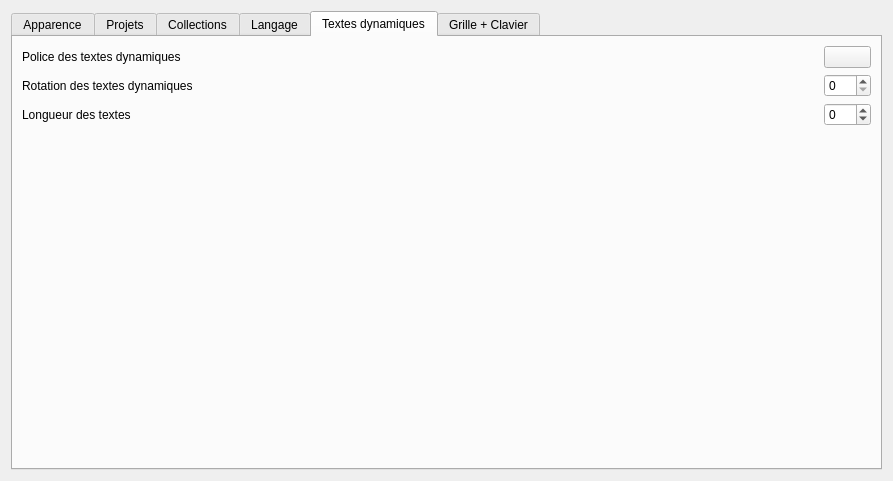
The window that sources/ui/configpage/generalconfigurationpage.ui (qelectrotech/qelectrotech-source-mirror) describes before a commit, drawn with Qt 5.
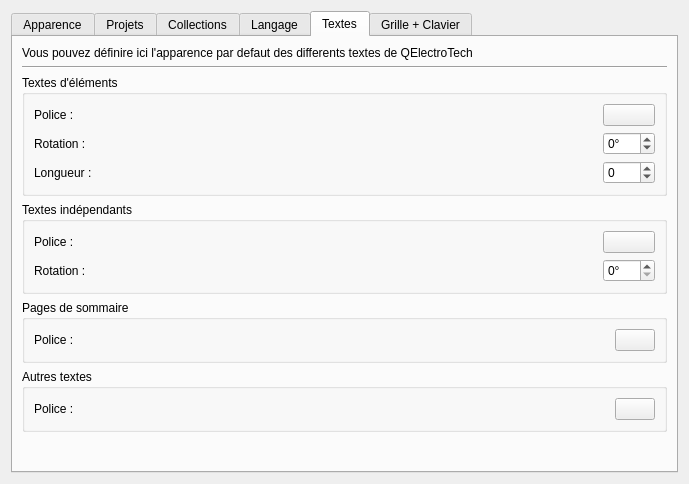
The same window after the commit. The open tabs and pages were chosen to show the change.

Commit message: Add new entry if the main QElectroTech dialog conf, to set a defaut font and rotation of independent text item. Revamp some GUI

```diff
--- a/sources/ui/configpage/generalconfigurationpage.ui
+++ b/sources/ui/configpage/generalconfigurationpage.ui
@@ -6,8 +6,8 @@
    <rect>
     <x>0</x>
     <y>0</y>
-    <width>893</width>
-    <height>481</height>
+    <width>689</width>
+    <height>484</height>
    </rect>
   </property>
   <property name="windowTitle">
@@ -62,14 +62,14 @@
        <item>
         <widget class="QRadioButton" name="m_use_windows_mode_rb">
          <property name="text">
-          <string>Utiliser des fenêtres (appliqué au prochain lancement de &amp;QElectroTech)</string>
+          <string>Utiliser des fen&amp;êtres (appliqué au prochain lancement de QElectroTech)</string>
          </property>
         </widget>
        </item>
        <item>
         <widget class="QRadioButton" name="m_use_tab_mode_rb">
          <property name="text">
-          <string>Utiliser des onglets (appliqué au proc&amp;hain lancement de QElectroTech)</string>
+          <string>Utiliser des onglets (appliqué au prochain lance&amp;ment de QElectroTech)</string>
          </property>
         </widget>
        </item>
@@ -93,6 +93,13 @@
        <string>Projets</string>
       </attribute>
       <layout class="QGridLayout" name="gridLayout_2">
+       <item row="2" column="0">
+        <widget class="QCheckBox" name="m_export_terminal">
+         <property name="text">
+          <string>Exporter les bornes dans la nomenclature</string>
+         </property>
+        </widget>
+       </item>
        <item row="4" column="1">
         <spacer name="horizontalSpacer">
          <property name="orientation">
@@ -106,48 +113,6 @@
          </property>
         </spacer>
        </item>
-       <item row="1" column="0">
-        <widget class="QCheckBox" name="m_use_folio_label">
-         <property name="text">
-          <string>Utiliser les numéros de folio à la place de leur position dans le projet</string>
-         </property>
-        </widget>
-       </item>
-       <item row="3" column="0">
-        <widget class="QCheckBox" name="m_border_0">
-         <property name="text">
-          <string extracomment="Choix de l'increment de depart 1 ou 0">Numéroter les colonnes de cartouche à partir de 0 (1 sinon)</string>
-         </property>
-        </widget>
-       </item>
-       <item row="0" column="0">
-        <widget class="QCheckBox" name="m_save_label_paste">
-         <property name="text">
-          <string>Ne pas conserver les labels des éléments lors des copier coller</string>
-         </property>
-        </widget>
-       </item>
-       <item row="6" column="0">
-        <widget class="QLabel" name="label_3">
-         <property name="text">
-          <string>Police des champs textes des pages sommaires</string>
-         </property>
-        </widget>
-       </item>
-       <item row="6" column="2">
-        <widget class="QPushButton" name="m_folio_list_pb">
-         <property name="text">
-          <string/>
-         </property>
-        </widget>
-       </item>
-       <item row="5" column="2">
-        <widget class="QPushButton" name="m_font_pb">
-         <property name="text">
-          <string/>
-         </property>
-        </widget>
-       </item>
        <item row="4" column="0">
         <widget class="QLabel" name="label">
          <property name="text">
@@ -155,17 +120,10 @@
          </property>
         </widget>
        </item>
-       <item row="2" column="0">
-        <widget class="QCheckBox" name="m_export_terminal">
+       <item row="3" column="0">
+        <widget class="QCheckBox" name="m_border_0">
          <property name="text">
-          <string>Exporter les bornes dans la nomenclature</string>
-         </property>
-        </widget>
-       </item>
-       <item row="5" column="0">
-        <widget class="QLabel" name="label_2">
-         <property name="text">
-          <string>Police des champs de texte</string>
+          <string extracomment="Choix de l'increment de depart 1 ou 0">Numéroter les colonnes de cartouche à partir de 0 (1 sinon)</string>
          </property>
         </widget>
        </item>
@@ -182,7 +140,21 @@
          </property>
         </widget>
        </item>
-       <item row="7" column="0">
+       <item row="0" column="0">
+        <widget class="QCheckBox" name="m_save_label_paste">
+         <property name="text">
+          <string>Ne pas conserver les labels des éléments lors des copier coller</string>
+         </property>
+        </widget>
+       </item>
+       <item row="1" column="0">
+        <widget class="QCheckBox" name="m_use_folio_label">
+         <property name="text">
+          <string>Utiliser les numéros de folio à la place de leur position dans le projet</string>
+         </property>
+        </widget>
+       </item>
+       <item row="5" column="0">
         <spacer name="verticalSpacer_2">
          <property name="orientation">
           <enum>Qt::Vertical</enum>
@@ -309,6 +281,12 @@
              <string>Chaque élément embarque des informations sur ses auteurs, sa licence, ou tout autre renseignement que vous jugerez utile dans un champ libre.
 Vous pouvez spécifier ici la valeur par défaut de ce champ pour les éléments que vous créerez :</string>
             </property>
+            <property name="scaledContents">
+             <bool>false</bool>
+            </property>
+            <property name="wordWrap">
+             <bool>true</bool>
+            </property>
            </widget>
           </item>
           <item>
@@ -371,48 +349,215 @@
      </widget>
      <widget class="QWidget" name="tab">
       <attribute name="title">
-       <string>Textes dynamiques</string>
+       <string>Textes</string>
       </attribute>
-      <layout class="QGridLayout" name="gridLayout_4">
-       <item row="1" column="0">
-        <widget class="QLabel" name="label_11">
+      <layout class="QVBoxLayout" name="verticalLayout_3">
+       <item>
+        <widget class="QLabel" name="label_15">
          <property name="text">
-          <string>Rotation des textes dynamiques</string>
+          <string>Vous pouvez définire ici l'apparence par defaut des differents textes de QElectroTech</string>
          </property>
         </widget>
        </item>
-       <item row="2" column="0">
-        <widget class="QLabel" name="label_5">
-         <property name="text">
-          <string>Longueur des textes</string>
+       <item>
+        <widget class="Line" name="line_3">
+         <property name="orientation">
+          <enum>Qt::Horizontal</enum>
          </property>
         </widget>
        </item>
-       <item row="2" column="2">
-        <widget class="QSpinBox" name="m_text_width_sb">
-         <property name="minimum">
-          <number>-1</number>
+       <item>
+        <widget class="QGroupBox" name="groupBox_6">
+         <property name="title">
+          <string>Textes d'éléments</string>
          </property>
+         <layout class="QGridLayout" name="gridLayout_4">
+          <item row="2" column="2">
+           <widget class="QSpinBox" name="m_dyn_text_width_sb">
+            <property name="minimum">
+             <number>-1</number>
+            </property>
+           </widget>
+          </item>
+          <item row="0" column="0">
+           <widget class="QLabel" name="label_12">
+            <property name="text">
+             <string>Police :</string>
+            </property>
+           </widget>
+          </item>
+          <item row="1" column="2">
+           <widget class="QSpinBox" name="m_dyn_text_rotation_sb">
+            <property name="wrapping">
+             <bool>true</bool>
+            </property>
+            <property name="suffix">
+             <string>°</string>
+            </property>
+            <property name="maximum">
+             <number>360</number>
+            </property>
+           </widget>
+          </item>
+          <item row="2" column="0">
+           <widget class="QLabel" name="label_5">
+            <property name="text">
+             <string>Longueur :</string>
+            </property>
+           </widget>
+          </item>
+          <item row="0" column="2">
+           <widget class="QPushButton" name="m_dyn_text_font_pb"/>
+          </item>
+          <item row="1" column="0">
+           <widget class="QLabel" name="label_11">
+            <property name="text">
+             <string>Rotation :</string>
+            </property>
+           </widget>
+          </item>
+          <item row="0" column="1">
+           <spacer name="horizontalSpacer_3">
+            <property name="orientation">
+             <enum>Qt::Horizontal</enum>
+            </property>
+            <property name="sizeHint" stdset="0">
+             <size>
+              <width>40</width>
+              <height>20</height>
+             </size>
+            </property>
+           </spacer>
+          </item>
+         </layout>
         </widget>
        </item>
-       <item row="1" column="2">
-        <widget class="QSpinBox" name="m_rotation">
-         <property name="maximum">
-          <number>360</number>
+       <item>
+        <widget class="QGroupBox" name="groupBox_7">
+         <property name="title">
+          <string>Textes indépendants</string>
          </property>
+         <layout class="QGridLayout" name="gridLayout_7">
+          <item row="1" column="0">
+           <widget class="QLabel" name="label_14">
+            <property name="text">
+             <string>Rotation :</string>
+            </property>
+           </widget>
+          </item>
+          <item row="0" column="0">
+           <widget class="QLabel" name="label_13">
+            <property name="text">
+             <string>Police :</string>
+            </property>
+           </widget>
+          </item>
+          <item row="1" column="2">
+           <widget class="QSpinBox" name="m_indi_text_rotation_sb">
+            <property name="suffix">
+             <string>°</string>
+            </property>
+            <property name="maximum">
+             <number>360</number>
+            </property>
+           </widget>
+          </item>
+          <item row="0" column="2">
+           <widget class="QPushButton" name="m_indi_text_font_pb">
+            <property name="text">
+             <string/>
+            </property>
+           </widget>
+          </item>
+          <item row="0" column="1">
+           <spacer name="horizontalSpacer_7">
+            <property name="orientation">
+             <enum>Qt::Horizontal</enum>
+            </property>
+            <property name="sizeHint" stdset="0">
+             <size>
+              <width>40</width>
+              <height>20</height>
+             </size>
+            </property>
+           </spacer>
+          </item>
+         </layout>
         </widget>
        </item>
-       <item row="0" column="0">
-        <widget class="QLabel" name="label_12">
-         <property name="text">
-          <string>Police des textes dynamiques</string>
+       <item>
+        <widget class="QGroupBox" name="groupBox_8">
+         <property name="title">
+          <string>Pages de sommaire</string>
          </property>
+         <layout class="QHBoxLayout" name="horizontalLayout">
+          <item>
+           <widget class="QLabel" name="label_16">
+            <property name="text">
+             <string>Police :</string>
+            </property>
+           </widget>
+          </item>
+          <item>
+           <spacer name="horizontalSpacer_8">
+            <property name="orientation">
+             <enum>Qt::Horizontal</enum>
+            </property>
+            <property name="sizeHint" stdset="0">
+             <size>
+              <width>40</width>
+              <height>20</height>
+             </size>
+            </property>
+           </spacer>
+          </item>
+          <item>
+           <widget class="QPushButton" name="m_folio_list_pb">
+            <property name="text">
+             <string/>
+            </property>
+           </widget>
+          </item>
+         </layout>
         </widget>
        </item>
-       <item row="0" column="2">
-        <widget class="QPushButton" name="m_dynamic_font_pb"/>
+       <item>
+        <widget class="QGroupBox" name="groupBox_9">
+         <property name="title">
+          <string>Autres textes</string>
+         </property>
+         <layout class="QHBoxLayout" name="horizontalLayout_2">
+          <item>
+           <widget class="QLabel" name="label_3">
+            <property name="text">
+             <string>Police :</string>
+            </property>
+           </widget>
+          </item>
+          <item>
+           <spacer name="horizontalSpacer_9">
+            <property name="orientation">
+             <enum>Qt::Horizontal</enum>
+            </property>
+            <property name="sizeHint" stdset="0">
+             <size>
+              <width>40</width>
+              <height>20</height>
+             </size>
+            </property>
+           </spacer>
+          </item>
+          <item>
+           <widget class="QPushButton" name="m_font_pb">
+            <property name="text">
+             <string/>
+            </property>
+           </widget>
+          </item>
+         </layout>
+        </widget>
        </item>
-       <item row="3" column="0">
+       <item>
         <spacer name="verticalSpacer_4">
          <property name="orientation">
           <enum>Qt::Vertical</enum>
@@ -425,19 +570,6 @@
          </property>
         </spacer>
        </item>
-       <item row="0" column="1">
-        <spacer name="horizontalSpacer_3">
-         <property name="orientation">
-          <enum>Qt::Horizontal</enum>
-         </property>
-         <property name="sizeHint" stdset="0">
-          <size>
-           <width>40</width>
-           <height>20</height>
-          </size>
-         </property>
-        </spacer>
-       </item>
       </layout>
      </widget>
      <widget class="QWidget" name="GrilleClavier">
```
Left out of the diff: 6 changed lines with no effect on the pictures. The commit also changes 6 other files.
